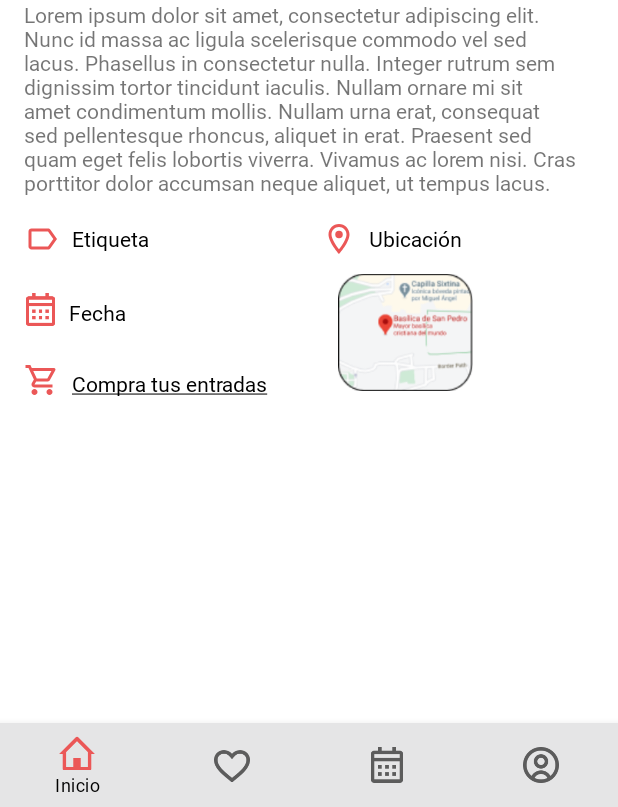
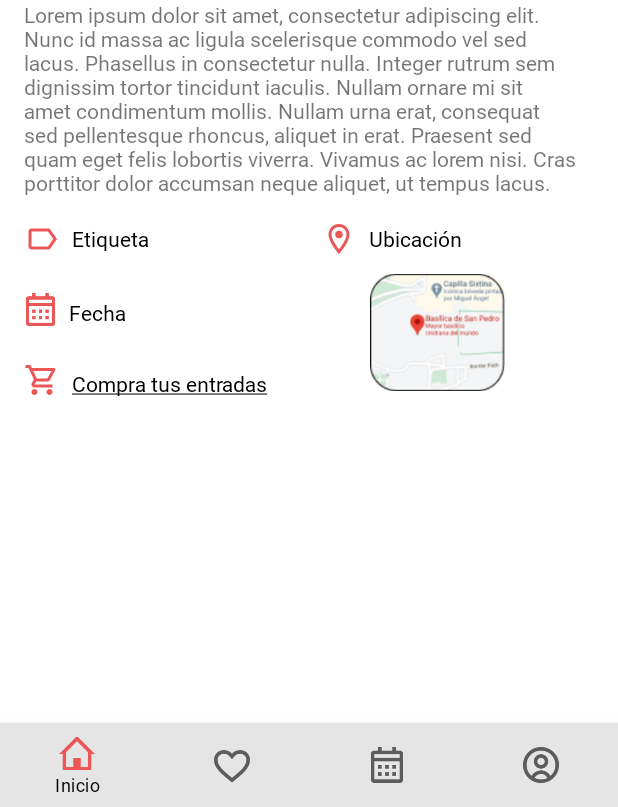
Before and after one commit to Aitor-SP/EventsApp-M8-Firebase, an Android app: the MostrarEventoFragment screen opened through its navigation route, on a phone screen of 412 x 824 dp, the part 429-1236 px from its top. Run offline under Robolectric (Android 15) with nearby library versions, the phone set to English and light mode, and no system bars; our stand-ins replace navigation-ui; libraries missing offline, so code that uses them is left out: com.like; plain views replace LikeButton; pictures from the network do not load; 1 statement that could not run was skipped.

Commit message:
Upload FINAL

```diff
--- a/app/src/main/res/layout/fragment_mostrar_evento.xml
+++ b/app/src/main/res/layout/fragment_mostrar_evento.xml
@@ -244,14 +244,14 @@
             android:layout_width="90dp"
             android:layout_height="90dp"
             android:layout_marginTop="8dp"
+            android:contentDescription="@string/mapa"
             android:src="@drawable/map"
             app:layout_constraintBottom_toBottomOf="parent"
             app:layout_constraintEnd_toEndOf="parent"
-            app:layout_constraintHorizontal_bias="0.7"
+            app:layout_constraintHorizontal_bias="0.766"
             app:layout_constraintStart_toStartOf="parent"
             app:layout_constraintTop_toBottomOf="@+id/ubicacion_evento"
-            app:layout_constraintVertical_bias="0.0"
-            android:contentDescription="@string/mapa" />
+            app:layout_constraintVertical_bias="0.0" />
 
     </androidx.constraintlayout.widget.ConstraintLayout>
 </androidx.constraintlayout.widget.ConstraintLayout>
```
